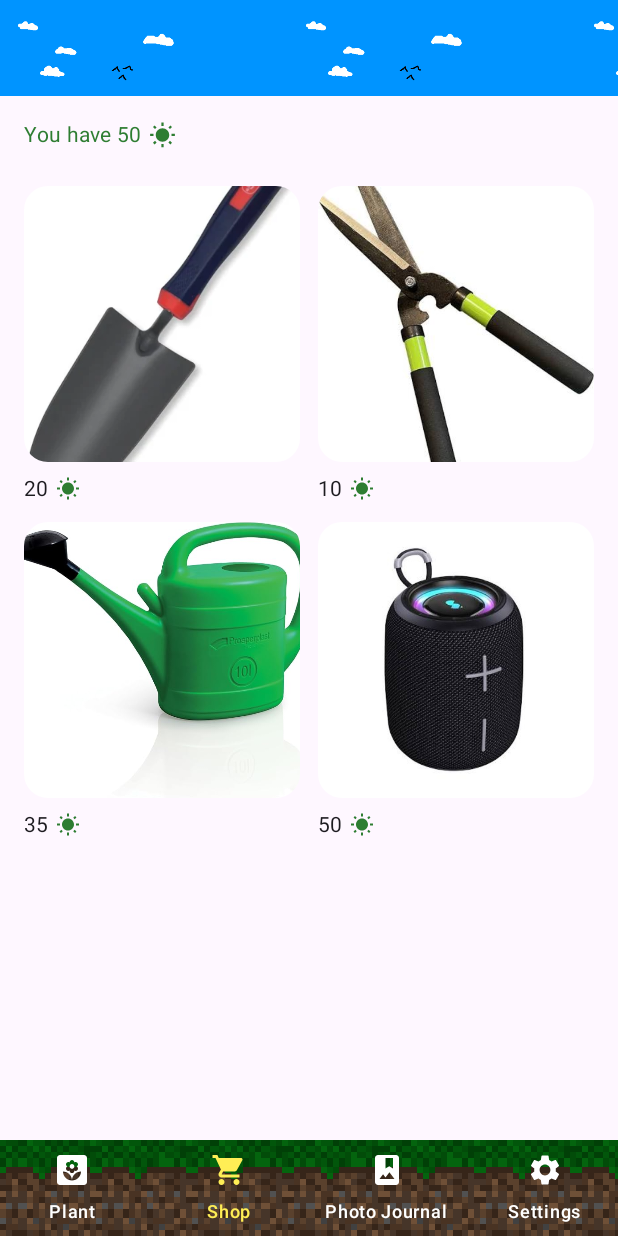
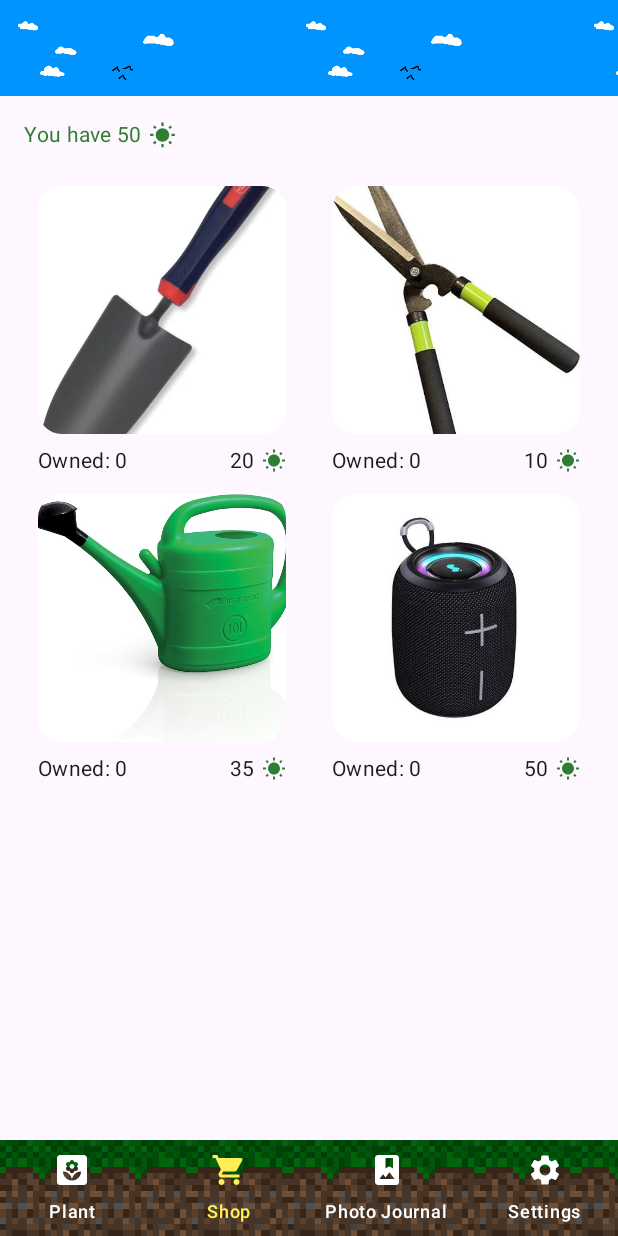
Before and after one commit to Silviu-Sri/Android-Project-3144757, an Android app built with Jetpack Compose: the screen it shows after launch (MainActivity), item 2 of the bottom bar chosen, on a phone screen of 412 x 824 dp. Run offline under Robolectric (Android 15) with nearby library versions, the phone set to English and light mode, and no system bars.

Commit message:
The store now works
Signed-off-by: Silviu <serianu.andrei@gmail.com>

```diff
--- a/app/src/main/java/com/griffith/androidproject_3144757/MainActivity.kt
+++ b/app/src/main/java/com/griffith/androidproject_3144757/MainActivity.kt
@@ -316,11 +316,13 @@ fun MainScreen(onLanguageChange: (String) -> Unit) {
                 0 -> PlantScreen(plantState = plantState, sunsCount = currentSuns)
                 1 -> ShopScreen(
                     sunsCount = currentSuns,
-                    onBuyItem = { cost ->
-                        val remaining = currentSuns - cost
-                        if (remaining >= 0) {
-                            coroutineScope.launch {
-                                plantState = plantRepository.updateSuns(remaining)
+                    inventory = plantState?.inventory ?: emptyMap(),
+                    onBuyItem = if (plantState == null) null else { itemId, cost ->
+                        coroutineScope.launch {
+                            try {
+                                plantState = plantRepository.buyItem(itemId, cost)
+                            } catch (error: java.io.IOException) {
+                                android.util.Log.e("PlantProgress", "Unable to save purchase", error)
                             }
                         }
                     }
--- a/app/src/main/java/com/griffith/androidproject_3144757/model/PlantRepository.kt
+++ b/app/src/main/java/com/griffith/androidproject_3144757/model/PlantRepository.kt
@@ -4,28 +4,50 @@ import android.content.Context
 import com.griffith.androidproject_3144757.pages.Weather
 import kotlinx.coroutines.Dispatchers
 import kotlinx.coroutines.withContext
+import kotlinx.coroutines.sync.Mutex
+import kotlinx.coroutines.sync.withLock
 import java.io.IOException
 
 class PlantRepository(context: Context) {
     private val preferences = context.applicationContext.getSharedPreferences("plant", Context.MODE_PRIVATE)
+    private val mutex = Mutex()
 
     suspend fun update(weather: Weather?, now: Long = System.currentTimeMillis()): PlantState =
         withContext(Dispatchers.IO) {
+            mutex.withLock {
                 val saved = load(now)
                 val updated = PlantCare.advance(saved, weather, now)
                 save(updated)
                 updated
             }
+        }
 
     suspend fun read(): PlantState = withContext(Dispatchers.IO) {
-        load(System.currentTimeMillis())
+        mutex.withLock { load(System.currentTimeMillis()) }
     }
 
     suspend fun updateSuns(suns: Int): PlantState = withContext(Dispatchers.IO) {
+        mutex.withLock {
             val current = load(System.currentTimeMillis())
             val updated = current.copy(suns = suns)
             save(updated)
             updated
+        }
+    }
+
+    suspend fun buyItem(itemId: String, cost: Int): PlantState = withContext(Dispatchers.IO) {
+        require(cost >= 0 && itemId.isNotBlank())
+        mutex.withLock {
+            val current = load(System.currentTimeMillis())
+            val count = current.inventory[itemId] ?: 0
+            if (current.suns < cost || count == Int.MAX_VALUE) return@withLock current
+            val updated = current.copy(
+                suns = current.suns - cost,
+                inventory = current.inventory + (itemId to count + 1)
+            )
+            save(updated)
+            updated
+        }
     }
 
     private fun load(now: Long): PlantState {
@@ -37,7 +59,11 @@ class PlantRepository(context: Context) {
                 preferences.getFloat("growth", 0f),
                 preferences.getLong("updated", now),
                 preferences.getFloat("happiness", 80f),
-                preferences.getInt("suns", 50)
+                preferences.getInt("suns", 50),
+                preferences.all.filterKeys { it.startsWith("inventory_") }
+                    .mapNotNull { (key, value) ->
+                        (value as? Int)?.takeIf { it >= 0 }?.let { key.removePrefix("inventory_") to it }
+                    }.toMap()
             )
         } catch (_: IllegalArgumentException) {
             PlantState(lastUpdatedEpochMillis = now)
@@ -47,7 +73,9 @@ class PlantRepository(context: Context) {
     }
 
     private fun save(state: PlantState) {
-        val saved = preferences.edit()
+        val editor = preferences.edit()
+        state.inventory.forEach { (itemId, count) -> editor.putInt("inventory_$itemId", count) }
+        val saved = editor
             .putFloat("moisture", state.soilMoisturePercent)
             .putFloat("health", state.healthPercent)
             .putFloat("growth", state.growthProgressPercent)
--- a/app/src/main/java/com/griffith/androidproject_3144757/model/PlantState.kt
+++ b/app/src/main/java/com/griffith/androidproject_3144757/model/PlantState.kt
@@ -6,7 +6,8 @@ data class PlantState(
     val growthProgressPercent: Float = 0f,
     val lastUpdatedEpochMillis: Long = System.currentTimeMillis(),
     val happinessPercent: Float = 80f,
-    val suns: Int = 50
+    val suns: Int = 50,
+    val inventory: Map<String, Int> = emptyMap()
 ) {
     init {
         require(soilMoisturePercent in 0f..100f) {
@@ -27,5 +28,8 @@ data class PlantState(
         require(suns >= 0) {
             "Sun balance cannot be negative"
         }
+        require(inventory.values.all { it >= 0 }) {
+            "Inventory quantities cannot be negative"
+        }
     }
 }
--- a/app/src/main/java/com/griffith/androidproject_3144757/pages/ShopScreen.kt
+++ b/app/src/main/java/com/griffith/androidproject_3144757/pages/ShopScreen.kt
@@ -21,14 +21,15 @@ import com.griffith.androidproject_3144757.R
 @Composable
 fun ShopScreen(
     sunsCount: Int = 50,
-    onBuyItem: ((cost: Int) -> Unit)? = null
+    inventory: Map<String, Int> = emptyMap(),
+    onBuyItem: ((itemId: String, cost: Int) -> Unit)? = null
 ) {
 
     val shopItems = listOf(
-        R.drawable.tool_01_trowel to 20,
-        R.drawable.tool_02_scissors to 10,
-        R.drawable.tool_03_watering_can to 35,
-        R.drawable.tool_04_speaker to 50
+        Triple("trowel", R.drawable.tool_01_trowel, 20),
+        Triple("scissors", R.drawable.tool_02_scissors, 10),
+        Triple("watering_can", R.drawable.tool_03_watering_can, 35),
+        Triple("speaker", R.drawable.tool_04_speaker, 50)
     )
 
     Column(
@@ -63,11 +64,11 @@ fun ShopScreen(
             horizontalArrangement = Arrangement.spacedBy(12.dp),
             verticalArrangement = Arrangement.spacedBy(12.dp)
         ) {
-            items(shopItems) { (image, price) ->
+            items(shopItems) { (itemId, image, price) ->
                 val canAfford = sunsCount >= price
                 Column(
                     modifier = Modifier.clickable(enabled = canAfford && onBuyItem != null) {
-                        onBuyItem?.invoke(price)
+                        onBuyItem?.invoke(itemId, price)
                     },
                     verticalArrangement = Arrangement.spacedBy(8.dp)
                 ) {
@@ -75,10 +76,20 @@ fun ShopScreen(
                         painter = painterResource(id = image),
                         contentDescription = stringResource(R.string.tool),
                         modifier = Modifier
-                            .fillMaxWidth()
+                            .fillMaxWidth(0.9f)
+                            .align(Alignment.CenterHorizontally)
                             .aspectRatio(1f)
                             .clip(RoundedCornerShape(16.dp)),
                         contentScale = ContentScale.Crop
+                    )
+                    Row(
+                        modifier = Modifier.fillMaxWidth(0.9f).align(Alignment.CenterHorizontally),
+                        verticalAlignment = Alignment.CenterVertically,
+                        horizontalArrangement = Arrangement.SpaceBetween
+                    ) {
+                        Text(
+                            text = stringResource(R.string.shop_owned, inventory[itemId] ?: 0),
+                            style = MaterialTheme.typography.bodyMedium
                         )
                         Row(
                             verticalAlignment = Alignment.CenterVertically,
@@ -100,3 +111,4 @@ fun ShopScreen(
             }
         }
     }
+}
--- a/app/src/main/res/values/strings.xml
+++ b/app/src/main/res/values/strings.xml
@@ -52,4 +52,5 @@
     <string name="plant_care">Plant care</string>
     <string name="plant_collapse">Collapse</string>
     <string name="plant_expand">Expand</string>
+    <string name="shop_owned">Owned: %1$d</string>
 </resources>
```
Also changed, not shown: 3 other files. Lines whose indentation alone changed are shown as unchanged.
